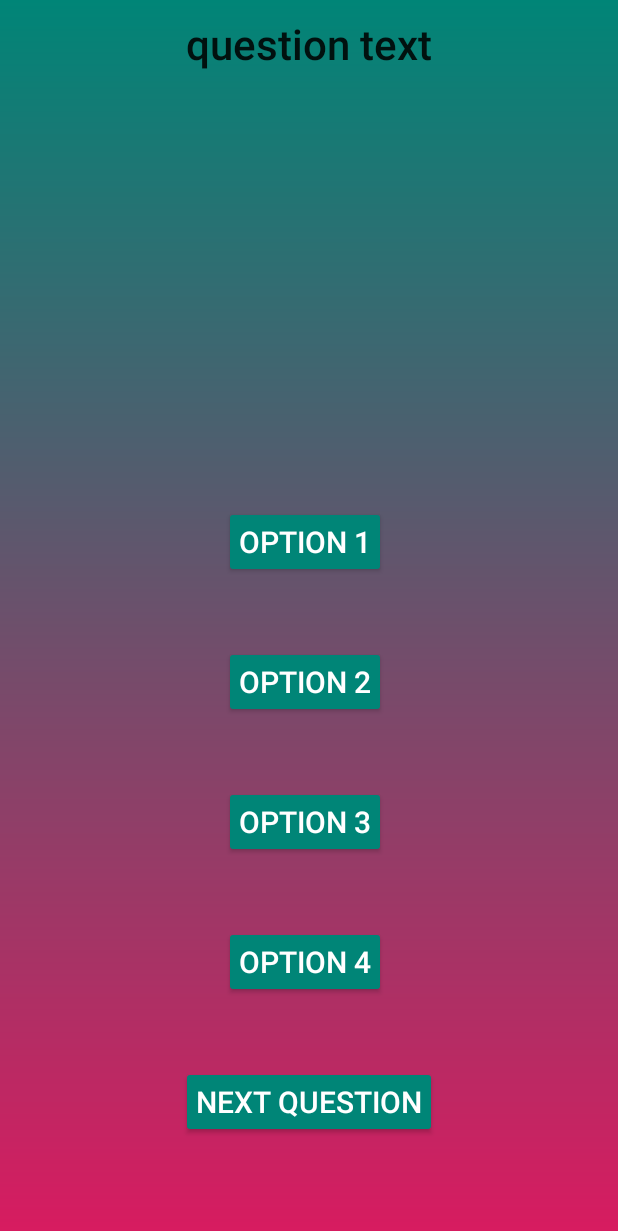
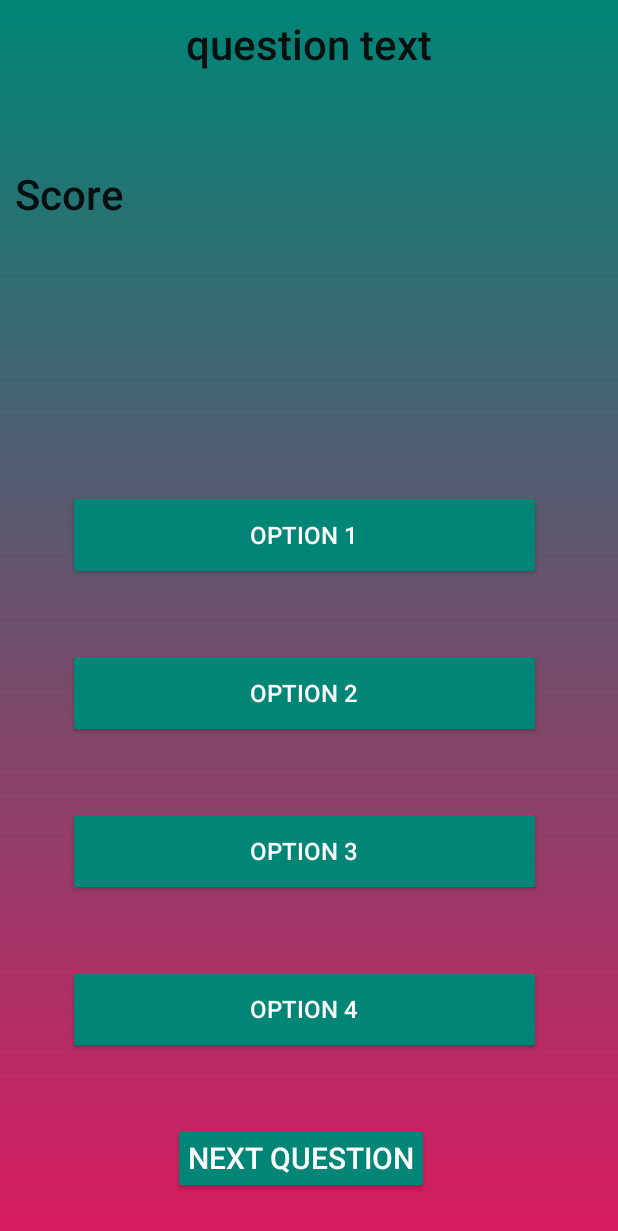
Before and after one commit to Aidanroth/AndroidTriviaGame, an Android app: the QuestionActivity screen opened directly, with no data from a screen before it, on a phone screen of 412 x 824 dp. Shown: the top 1231 px of the screen. Run offline under Robolectric (Android 15) with nearby library versions, the phone set to English and light mode, and no system bars; our stand-ins replace Firebase (no records; nobody signed in at launch, a user with empty details on screens opened directly).

Commit message:
Button adjusted to make more real estate

```diff
--- a/app/src/main/java/com/example/triviagame/QuestionActivity.java
+++ b/app/src/main/java/com/example/triviagame/QuestionActivity.java
@@ -26,6 +26,7 @@ public class QuestionActivity extends AppCompatActivity {
 
     TextView questionText;
     Button button1, button2, button3, button4, buttonNextQ;
+
 
 
 
--- a/app/src/main/res/layout/question_activity.xml
+++ b/app/src/main/res/layout/question_activity.xml
@@ -23,12 +23,25 @@
         app:layout_constraintTop_toTopOf="parent" />
 
 
+    <TextView
+        android:id="@+id/player_score"
+        android:layout_width="match_parent"
+        android:layout_height="140dp"
+        android:layout_marginTop="100dp"
+        android:padding="10dp"
+        android:text="Score"
+        android:textAppearance="@style/TextAppearance.AppCompat.Body2"
+        android:textSize="28sp"
+        app:layout_constraintEnd_toEndOf="parent"
+        app:layout_constraintHorizontal_bias="0.0"
+        app:layout_constraintStart_toStartOf="parent"
+        app:layout_constraintTop_toTopOf="parent" />
+
     <Button
+        android:id="@+id/button1"
         style="@style/Widget.AppCompat.Button.Colored"
-
-        android:id="@+id/button1"
-        android:layout_width="wrap_content"
-        android:layout_height="wrap_content"
+        android:layout_width="315dp"
+        android:layout_height="60dp"
         android:layout_marginStart="148dp"
         android:layout_marginEnd="154dp"
         android:layout_marginBottom="45dp"
@@ -36,17 +49,16 @@
         android:padding="10dp"
         android:text="@string/option1_text"
         android:textAlignment="center"
-        android:textSize="20sp"
+        android:textSize="16sp"
         app:layout_constraintBottom_toTopOf="@+id/button2"
         app:layout_constraintEnd_toEndOf="parent"
         app:layout_constraintStart_toStartOf="parent" />
 
     <Button
+        android:id="@+id/button2"
         style="@style/Widget.AppCompat.Button.Colored"
-
-        android:id="@+id/button2"
-        android:layout_width="wrap_content"
-        android:layout_height="wrap_content"
+        android:layout_width="315dp"
+        android:layout_height="60dp"
         android:layout_marginStart="148dp"
         android:layout_marginEnd="154dp"
         android:layout_marginBottom="45dp"
@@ -54,17 +66,16 @@
         android:padding="10dp"
         android:text="@string/option2_text"
         android:textAlignment="center"
-        android:textSize="20sp"
+        android:textSize="16sp"
         app:layout_constraintBottom_toTopOf="@+id/button3"
         app:layout_constraintEnd_toEndOf="parent"
         app:layout_constraintStart_toStartOf="parent" />
 
     <Button
+        android:id="@+id/button3"
         style="@style/Widget.AppCompat.Button.Colored"
-
-        android:id="@+id/button3"
-        android:layout_width="wrap_content"
-        android:layout_height="wrap_content"
+        android:layout_width="315dp"
+        android:layout_height="60dp"
         android:layout_marginStart="148dp"
         android:layout_marginEnd="154dp"
         android:layout_marginBottom="45dp"
@@ -72,17 +83,16 @@
         android:padding="10dp"
         android:text="@string/option3_text"
         android:textAlignment="center"
-        android:textSize="20sp"
+        android:textSize="16sp"
         app:layout_constraintBottom_toTopOf="@+id/button4"
         app:layout_constraintEnd_toEndOf="parent"
         app:layout_constraintStart_toStartOf="parent" />
 
     <Button
+        android:id="@+id/button4"
         style="@style/Widget.AppCompat.Button.Colored"
-
-        android:id="@+id/button4"
-        android:layout_width="wrap_content"
-        android:layout_height="wrap_content"
+        android:layout_width="315dp"
+        android:layout_height="60dp"
         android:layout_marginStart="148dp"
         android:layout_marginEnd="154dp"
         android:layout_marginBottom="45dp"
@@ -90,20 +100,19 @@
         android:padding="10dp"
         android:text="@string/option4_text"
         android:textAlignment="center"
-        android:textSize="20sp"
+        android:textSize="16sp"
         app:layout_constraintBottom_toTopOf="@+id/buttonNextQ"
         app:layout_constraintEnd_toEndOf="parent"
         app:layout_constraintStart_toStartOf="parent" />
 
     <Button
+        android:id="@+id/buttonNextQ"
         style="@style/Widget.AppCompat.Button.Colored"
-
-        android:id="@+id/buttonNextQ"
         android:layout_width="wrap_content"
         android:layout_height="wrap_content"
-        android:layout_marginStart="119dp"
+        android:layout_marginStart="115dp"
         android:layout_marginEnd="120dp"
-        android:layout_marginBottom="65dp"
+        android:layout_marginBottom="28dp"
         android:gravity="center"
         android:padding="10dp"
         android:text="Next Question"
@@ -111,6 +120,7 @@
         android:textSize="20sp"
         app:layout_constraintBottom_toBottomOf="parent"
         app:layout_constraintEnd_toEndOf="parent"
+        app:layout_constraintHorizontal_bias="0.0"
         app:layout_constraintStart_toStartOf="parent" />
 
 
```
